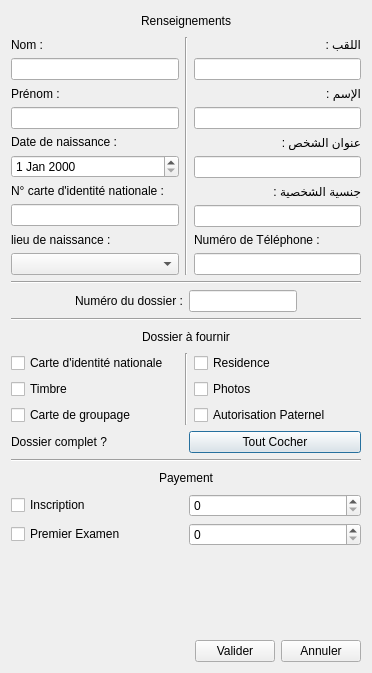
First picture: the form in Auto_Ecole/candidat/addcandidat.ui, repository AmineHouari98/auto_Ecole, before the edit.
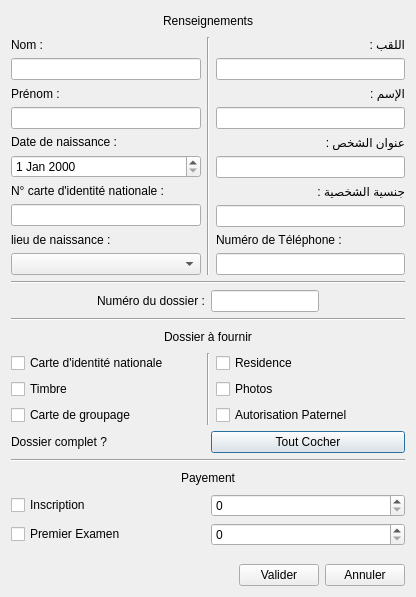
Second picture: the form after the edit.

Patch:
```diff
--- a/Auto_Ecole/candidat/addcandidat.ui
+++ b/Auto_Ecole/candidat/addcandidat.ui
@@ -6,8 +6,8 @@
    <rect>
     <x>0</x>
     <y>0</y>
-    <width>372</width>
-    <height>673</height>
+    <width>416</width>
+    <height>597</height>
    </rect>
   </property>
   <property name="windowTitle">
```
Left out of the diff: 2 changed lines with no effect on the pictures.
